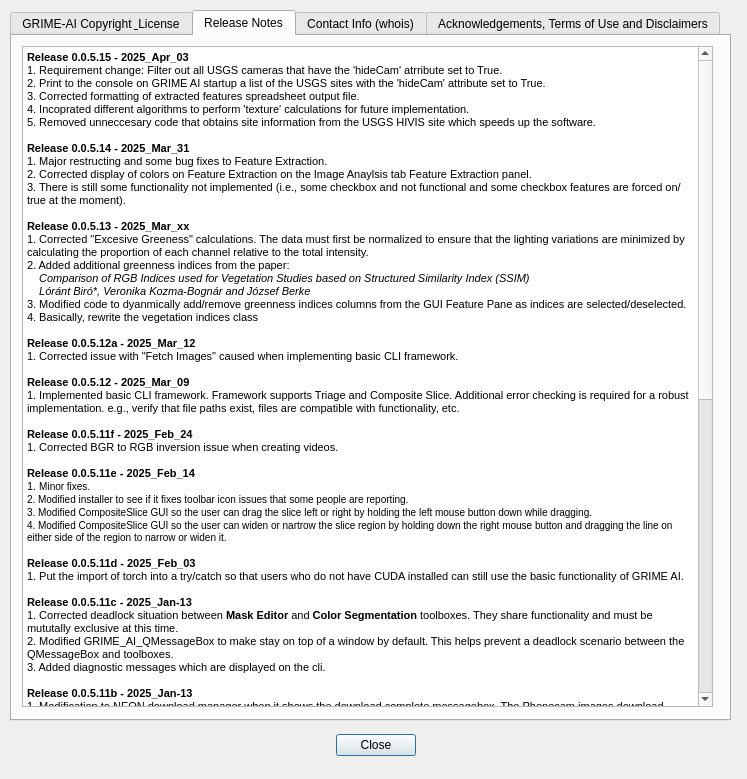
Above: QDialog_ReleaseNotes.ui from JohnStranzl/GRIME-AI before the change. Below: the same form after it.
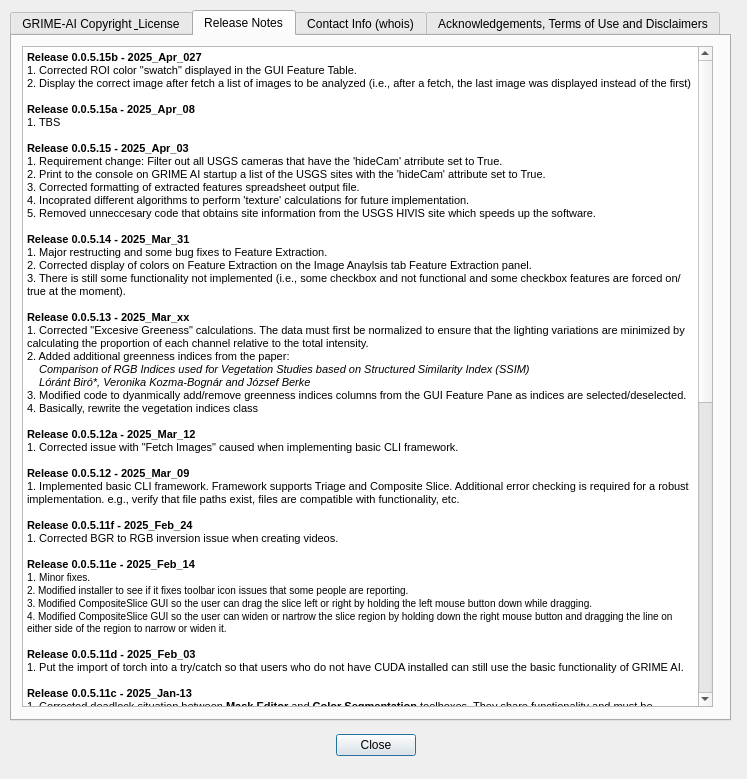
That is the form after the change.

Commit message: Version number and releate notes update.

Patch:
```diff
--- a/QDialog_ReleaseNotes.ui
+++ b/QDialog_ReleaseNotes.ui
@@ -92,6 +92,11 @@
 &lt;html&gt;&lt;head&gt;&lt;meta name=&quot;qrichtext&quot; content=&quot;1&quot; /&gt;&lt;style type=&quot;text/css&quot;&gt;
 p, li { white-space: pre-wrap; }
 &lt;/style&gt;&lt;/head&gt;&lt;body style=&quot; font-family:'MS Shell Dlg 2'; font-size:7.8pt; font-weight:400; font-style:normal;&quot;&gt;
+&lt;p style=&quot; margin-top:0px; margin-bottom:0px; margin-left:0px; margin-right:0px; -qt-block-indent:0; text-indent:0px;&quot;&gt;&lt;span style=&quot; font-family:'MS Shell Dlg 2','sans-serif'; font-size:8.25pt; font-weight:600;&quot;&gt;Release 0.0.5.15b - 2025_Apr_027&lt;/span&gt;&lt;/p&gt;
+&lt;p style=&quot; margin-top:0px; margin-bottom:0px; margin-left:0px; margin-right:0px; -qt-block-indent:0; text-indent:0px;&quot;&gt;&lt;span style=&quot; font-family:'MS Shell Dlg 2','sans-serif'; font-size:8.25pt;&quot;&gt;1. Corrected ROI color &amp;quot;swatch&amp;quot; displayed in the GUI Feature Table.&lt;/span&gt;&lt;/p&gt;
+&lt;p style=&quot; margin-top:0px; margin-bottom:0px; margin-left:0px; margin-right:0px; -qt-block-indent:0; text-indent:0px;&quot;&gt;&lt;span style=&quot; font-family:'MS Shell Dlg 2','sans-serif'; font-size:8.25pt;&quot;&gt;2. Display the correct image after fetch a list of images to be analyzed (i.e., after a fetch, the last image was displayed instead of the first)&lt;/span&gt;&lt;/p&gt;
+&lt;p style=&quot; margin-top:0px; margin-bottom:0px; margin-left:0px; margin-right:0px; -qt-block-indent:0; text-indent:0px;&quot;&gt;&lt;span style=&quot; font-family:'MS Shell Dlg 2','sans-serif'; font-size:8.25pt;&quot;&gt;&lt;br /&gt;&lt;/span&gt;&lt;span style=&quot; font-family:'MS Shell Dlg 2','sans-serif'; font-size:8.25pt; font-weight:600;&quot;&gt;Release 0.0.5.15a - 2025_Apr_08&lt;/span&gt;&lt;/p&gt;
+&lt;p style=&quot; margin-top:0px; margin-bottom:0px; margin-left:0px; margin-right:0px; -qt-block-indent:0; text-indent:0px;&quot;&gt;&lt;span style=&quot; font-family:'MS Shell Dlg 2','sans-serif'; font-size:8.25pt;&quot;&gt;1. TBS&lt;br /&gt;&lt;/span&gt;&lt;/p&gt;
 &lt;p style=&quot; margin-top:0px; margin-bottom:0px; margin-left:0px; margin-right:0px; -qt-block-indent:0; text-indent:0px;&quot;&gt;&lt;span style=&quot; font-family:'MS Shell Dlg 2','sans-serif'; font-size:8.25pt; font-weight:600;&quot;&gt;Release 0.0.5.15 - 2025_Apr_03&lt;/span&gt;&lt;/p&gt;
 &lt;p style=&quot; margin-top:0px; margin-bottom:0px; margin-left:0px; margin-right:0px; -qt-block-indent:0; text-indent:0px;&quot;&gt;&lt;span style=&quot; font-family:'MS Shell Dlg 2','sans-serif'; font-size:8.25pt;&quot;&gt;1. Requirement change: Filter out all USGS cameras that have the 'hideCam' atrribute set to True.&lt;br /&gt;2. Print to the console on GRIME AI startup a list of the USGS sites with the 'hideCam' attribute set to True.  &lt;br /&gt;3. Corrected formatting of extracted features spreadsheet output file.&lt;/span&gt;&lt;/p&gt;
 &lt;p style=&quot; margin-top:0px; margin-bottom:0px; margin-left:0px; margin-right:0px; -qt-block-indent:0; text-indent:0px;&quot;&gt;&lt;span style=&quot; font-family:'MS Shell Dlg 2','sans-serif'; font-size:8.25pt;&quot;&gt;4. Incoprated different algorithms to perform 'texture' calculations for future implementation.&lt;br /&gt;5. Removed unneccesary code that obtains site information from the USGS HIVIS site which speeds up the software.&lt;/span&gt;&lt;/p&gt;
```
The commit also changes 1 other file.
